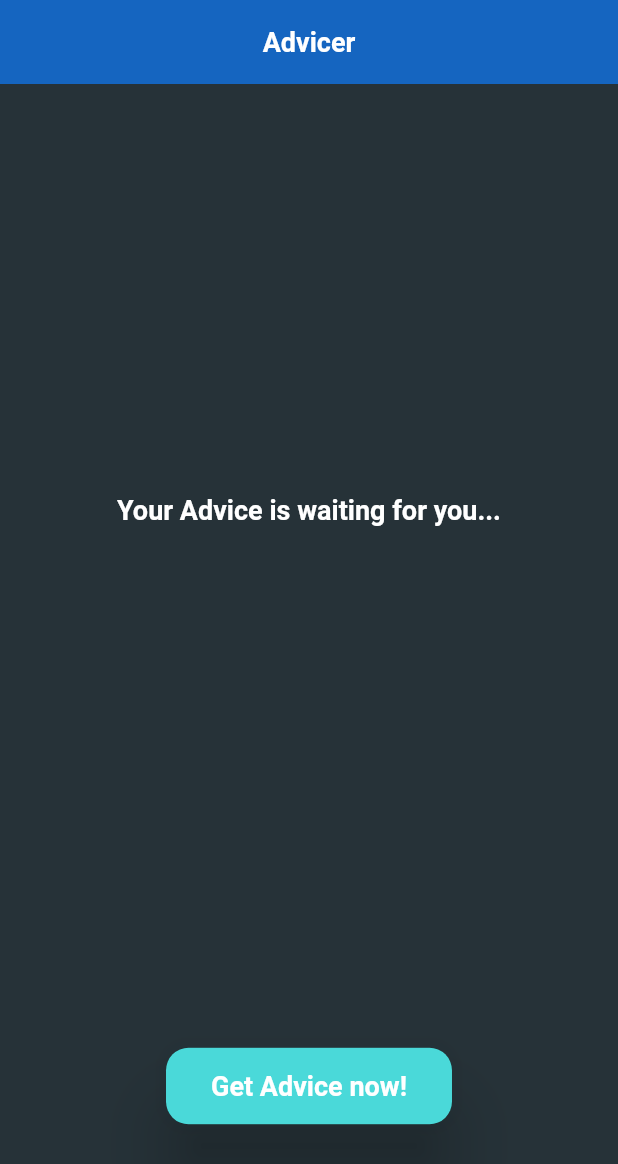
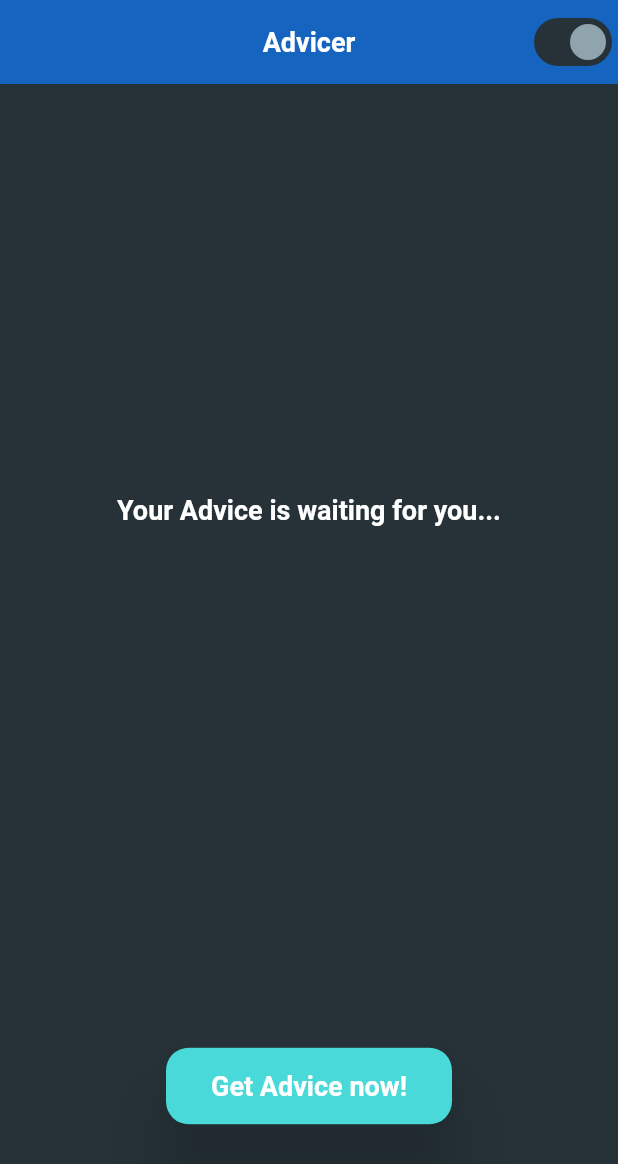
Before and after one commit to NightmindOfficial/advice_app, a Flutter app: the screen it shows after launch, on a phone screen of 412 x 824 dp. Shown: the top 1164 px of the screen. Run offline on Flutter 3.47's test engine with Material 3 defaults, Android fonts, the phone set to English and light mode, and no system bars; our stand-ins replace bloc, dartz, equatable, flutter_bloc, get_it, shared_preferences; Roboto replaces fonts that are missing (DM Sans).

Commit message:
Add Theme Feature UI & Prepare for Release

```diff
--- a/lib/main.dart
+++ b/lib/main.dart
@@ -1,15 +1,23 @@
 import 'package:advice_app/application/advicer/advicer_bloc.dart';
+import 'package:advice_app/application/theme/theme_service.dart';
 import 'package:advice_app/presentation/advicer/advicer_page.dart';
 import 'package:advice_app/theme.dart';
 import 'package:flutter/material.dart';
 import 'package:flutter_bloc/flutter_bloc.dart';
+import 'package:provider/provider.dart';
 
 import 'injection.dart' as di;
 
 void main() async {
   WidgetsFlutterBinding.ensureInitialized();
   await di.init();
-  runApp(const MyApp());
+  await di.sl<ThemeService>().init();
+  runApp(
+    ChangeNotifierProvider(
+      create: (BuildContext context) => di.sl<ThemeService>(),
+      child: const MyApp(),
+    ),
+  );
 }
 
 class MyApp extends StatelessWidget {
@@ -17,16 +25,20 @@ class MyApp extends StatelessWidget {
 
   @override
   Widget build(BuildContext context) {
+    return Consumer<ThemeService>(
+      builder: (context, themeService, child) {
         return MaterialApp(
           debugShowCheckedModeBanner: false,
           title: 'Advice App',
           theme: AppTheme.lightTheme,
           darkTheme: AppTheme.darkTheme,
-      themeMode: ThemeMode.dark,
+          themeMode: themeService.darkMode ? ThemeMode.dark : ThemeMode.light,
           home: BlocProvider(
             create: (BuildContext context) => di.sl<AdvicerBloc>(),
             child: const AdvicerPage(),
           ),
         );
+      },
+    );
   }
 }
--- a/lib/presentation/advicer/advicer_page.dart
+++ b/lib/presentation/advicer/advicer_page.dart
@@ -1,9 +1,11 @@
 import 'package:advice_app/application/advicer/advicer_bloc.dart';
+import 'package:advice_app/application/theme/theme_service.dart';
 import 'package:advice_app/presentation/advicer/widgets/advice_field.dart';
 import 'package:advice_app/presentation/advicer/widgets/custom_button.dart';
 import 'package:advice_app/presentation/advicer/widgets/error_message.dart';
 import 'package:flutter/material.dart';
 import 'package:flutter_bloc/flutter_bloc.dart';
+import 'package:provider/provider.dart';
 
 class AdvicerPage extends StatelessWidget {
   const AdvicerPage({super.key});
@@ -18,6 +20,14 @@ class AdvicerPage extends StatelessWidget {
           "Advicer",
           style: themeData.textTheme.displayMedium,
         ),
+        actions: [
+          Switch(
+            value: Provider.of<ThemeService>(context).darkMode,
+            onChanged: (_) {
+              Provider.of<ThemeService>(context, listen: false).toggleTheme();
+            },
+          ),
+        ],
       ),
       body: Center(
           child: Padding(
--- a/pubspec.yaml
+++ b/pubspec.yaml
@@ -42,6 +42,7 @@ dependencies:
   get_it: ^7.7.0
   equatable: ^2.0.5
   shared_preferences: ^2.2.3
+  provider: ^6.1.2
 
 dev_dependencies:
   build_runner: ^2.4.11
```
Also changed, not shown: pubspec.lock, 1 other file. Lines whose indentation alone changed are shown as unchanged.
